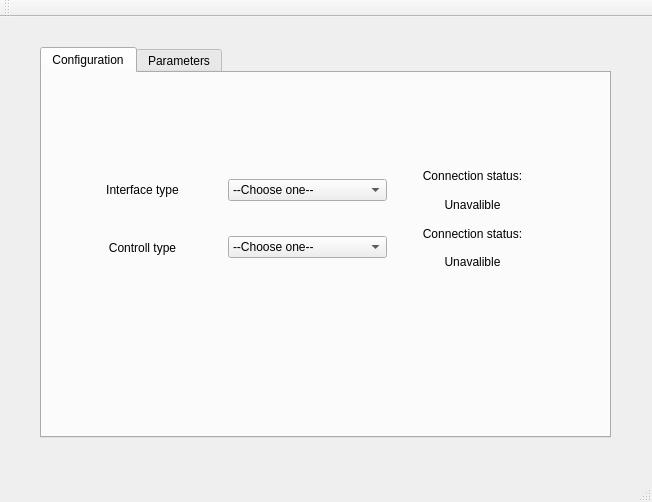
Before: the Qt Designer form mainwindow.ui in NexRobotics/UserInterface, drawn with Qt 5.
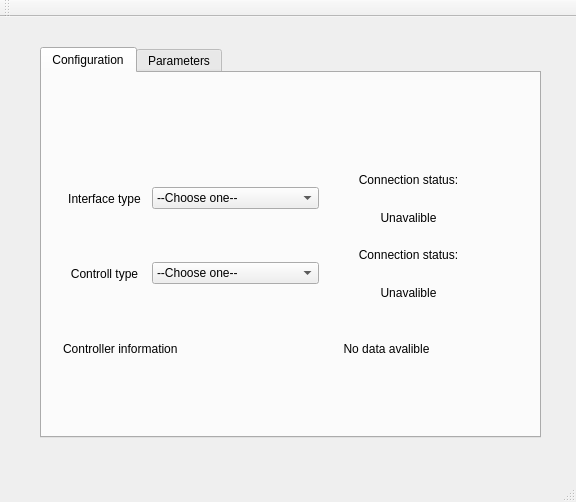
After: the same form once the commit is applied. The open tabs and pages were chosen to show the change.

Diff of the .ui file:
```diff
--- a/mainwindow.ui
+++ b/mainwindow.ui
@@ -6,7 +6,7 @@
    <rect>
     <x>0</x>
     <y>0</y>
-    <width>652</width>
+    <width>576</width>
     <height>502</height>
    </rect>
   </property>
@@ -19,7 +19,7 @@
      <rect>
       <x>40</x>
       <y>30</y>
-      <width>571</width>
+      <width>501</width>
       <height>391</height>
      </rect>
     </property>
@@ -38,13 +38,13 @@
        <rect>
         <x>10</x>
         <y>80</y>
-        <width>511</width>
-        <height>131</height>
+        <width>451</width>
+        <height>241</height>
        </rect>
       </property>
-      <layout class="QVBoxLayout" name="verticalLayout_3">
+      <layout class="QVBoxLayout" name="verticalLayout_3" stretch="1,1,1">
        <item>
-        <layout class="QHBoxLayout" name="horizontalLayout">
+        <layout class="QHBoxLayout" name="horizontalLayout" stretch="1,2,2">
          <item>
           <widget class="QLabel" name="label_2">
            <property name="text">
@@ -102,9 +102,12 @@
         </layout>
        </item>
        <item>
-        <layout class="QHBoxLayout" name="horizontalLayout_2">
+        <layout class="QHBoxLayout" name="horizontalLayout_2" stretch="1,2,2">
          <item>
           <widget class="QLabel" name="label">
+           <property name="layoutDirection">
+            <enum>Qt::LeftToRight</enum>
+           </property>
            <property name="text">
             <string>Controll type</string>
            </property>
@@ -156,6 +159,27 @@
          </item>
         </layout>
        </item>
+       <item>
+        <layout class="QHBoxLayout" name="horizontalLayout_5">
+         <item>
+          <widget class="QLabel" name="label_5">
+           <property name="text">
+            <string>Controller information</string>
+           </property>
+          </widget>
+         </item>
+         <item>
+          <widget class="QLabel" name="contr_info">
+           <property name="text">
+            <string>No data avalible</string>
+           </property>
+           <property name="alignment">
+            <set>Qt::AlignCenter</set>
+           </property>
+          </widget>
+         </item>
+        </layout>
+       </item>
       </layout>
      </widget>
     </widget>
```
Left out of the diff: 9 changed lines with no effect on the pictures.
